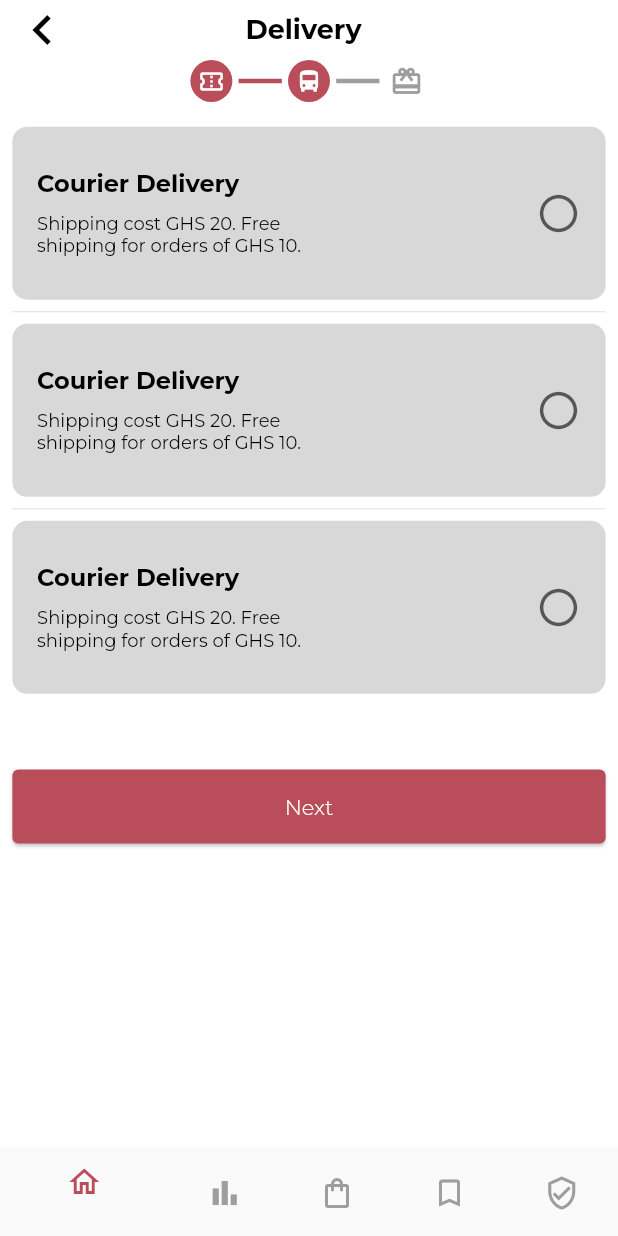
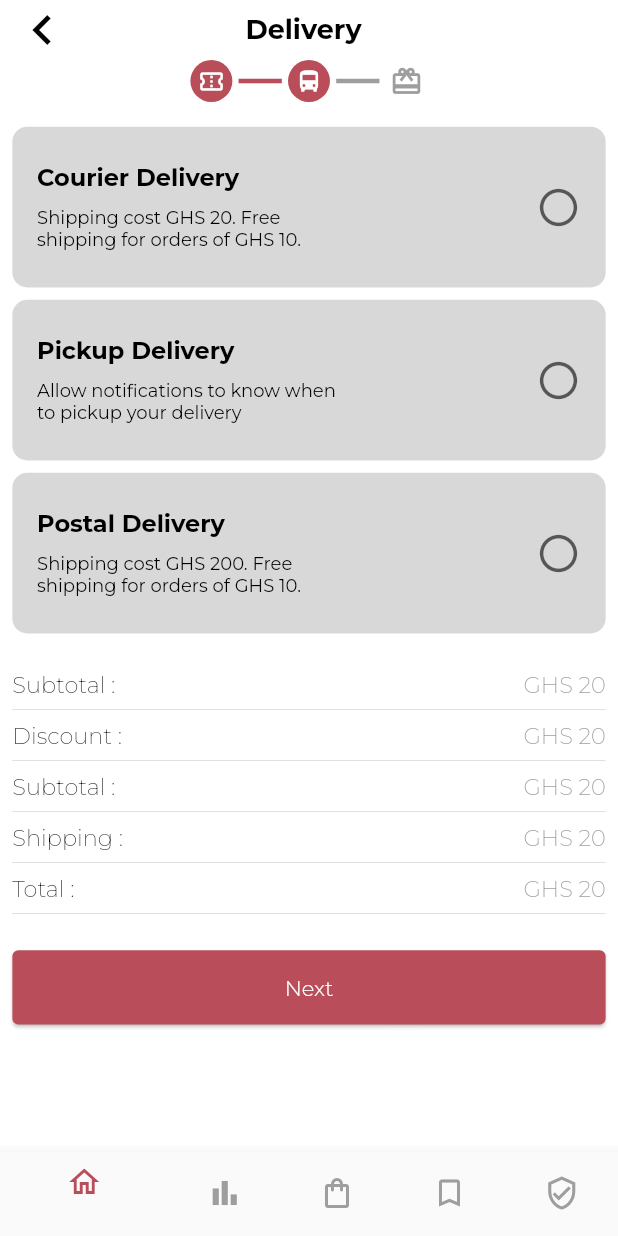
Before and after one commit to handuah/Book_Store_App_UI, a Flutter app: the Delivery screen opened directly, on a phone screen of 412 x 824 dp. Run offline on Flutter 3.47's test engine with Material 2 defaults, Android fonts, the phone set to English and light mode, and no system bars; our stand-ins replace google_fonts, hexcolor; network calls fail.

Commit message:
finished the delivery page

```diff
--- a/lib/screens/main_screens/delivery.dart
+++ b/lib/screens/main_screens/delivery.dart
@@ -29,10 +29,12 @@ class _DeliveryState extends State<Delivery> {
               _TopBar(),
               _StepperIcons(),
               SizedBox(height: screenHeight * 0.02),
-              _DeliveryList(),
+              const _DeliveryList(),
               // _SubTotalCard(),
               SizedBox(height: screenHeight * 0.02),
-              _NextPageBtn(),
+              const _SubtotalList(),
+              SizedBox(height: screenHeight * 0.02),
+              const _NextPageBtn(),
             ],
           ),
         ),
@@ -139,67 +141,6 @@ class _StepperIcons extends StatelessWidget {
   }
 }
 
-class _SubTotalCard extends StatelessWidget {
-  // const _SubTotalCard({Key? key}) : super(key: key);
-
-  @override
-  Widget build(BuildContext context) {
-    double screenHeight = MediaQuery.of(context).size.height;
-    double screenWidth = MediaQuery.of(context).size.width;
-    return GestureDetector(
-      child: Container(
-        width: screenWidth,
-        height: screenHeight * 0.14,
-        decoration: BoxDecoration(
-          color: BookFanColors.gray.withOpacity(0.4),
-          borderRadius: BorderRadius.circular(10.0),
-        ),
-        child: Padding(
-          padding: EdgeInsets.symmetric(horizontal: screenWidth * 0.04),
-          child: Row(
-            mainAxisAlignment: MainAxisAlignment.spaceBetween,
-            crossAxisAlignment: CrossAxisAlignment.center,
-            children: [
-              Column(
-                mainAxisAlignment: MainAxisAlignment.center,
-                crossAxisAlignment: CrossAxisAlignment.start,
-                children: [
-                  Text(
-                    'Courier Delivery',
-                    style: BookTextStyle.bodyTextBlk.copyWith(
-                        color: BookFanColors.dark,
-                        fontSize: 16.0,
-                        fontWeight: FontWeight.bold),
-                  ),
-                  SizedBox(
-                    height: screenHeight * 0.01,
-                  ),
-                  SizedBox(
-                    width: screenWidth * 0.5,
-                    child: Text(
-                      'Shipping cost GHS 20. Free shipping for orders of GHS 10.',
-                      overflow: TextOverflow.clip,
-                      style: BookTextStyle.bodyTextBlk
-                          .copyWith(color: BookFanColors.dark, fontSize: 12.0),
-                    ),
-                  ),
-                ],
-              ),
-              GestureDetector(
-                child: Icon(
-                  Icons.circle_outlined,
-                  color: BookFanColors.dark.withOpacity(0.6),
-                  size: 30.0,
-                ),
-              ),
-            ],
-          ),
-        ),
-      ),
-    );
-  }
-}
-
 class _NextPageBtn extends StatefulWidget {
   const _NextPageBtn({Key? key}) : super(key: key);
 
@@ -247,26 +188,46 @@ class _DeliveryList extends StatefulWidget {
 }
 
 class __DeliveryListState extends State<_DeliveryList> {
+  List<Map<String, dynamic>>? deliveryCards = [
+    {
+      'deliveryType': 'Courier Delivery',
+      'details': 'Shipping cost GHS 20. Free shipping for orders of GHS 10.',
+      'select': false,
+      'button_index': 1
+    },
+    {
+      'deliveryType': 'Pickup Delivery',
+      'details': 'Allow notifications to know when to pickup your delivery',
+      'select': false,
+      'button_index': 1
+    },
+    {
+      'deliveryType': 'Postal Delivery',
+      'details': 'Shipping cost GHS 200. Free shipping for orders of GHS 10.',
+      'select': false,
+      'button_index': 1
+    },
+  ];
   @override
   Widget build(BuildContext context) {
     double screenHeight = MediaQuery.of(context).size.height;
     double screenWidth = MediaQuery.of(context).size.width;
-    return Container(
-      height: screenHeight * 0.5,
-      width: screenWidth,
-      color: Colors.white,
-      child: ListView.separated(
-          itemBuilder: (context, index) {
-            return GestureDetector(
+    return Column(
+      children: [
+        ...deliveryCards!
+            .map(
+              (cards) => [
+                GestureDetector(
                   child: Container(
                     width: screenWidth,
-                height: screenHeight * 0.14,
+                    height: screenHeight * 0.13,
                     decoration: BoxDecoration(
                       color: BookFanColors.gray.withOpacity(0.4),
                       borderRadius: BorderRadius.circular(10.0),
                     ),
                     child: Padding(
-                  padding: EdgeInsets.symmetric(horizontal: screenWidth * 0.04),
+                      padding:
+                          EdgeInsets.symmetric(horizontal: screenWidth * 0.04),
                       child: Row(
                         mainAxisAlignment: MainAxisAlignment.spaceBetween,
                         crossAxisAlignment: CrossAxisAlignment.center,
@@ -276,7 +237,8 @@ class __DeliveryListState extends State<_DeliveryList> {
                             crossAxisAlignment: CrossAxisAlignment.start,
                             children: [
                               Text(
-                            'Courier Delivery',
+                                cards['deliveryType'] ?? '',
+                                // 'Courier Delivery',
                                 style: BookTextStyle.bodyTextBlk.copyWith(
                                     color: BookFanColors.dark,
                                     fontSize: 16.0,
@@ -288,10 +250,12 @@ class __DeliveryListState extends State<_DeliveryList> {
                               SizedBox(
                                 width: screenWidth * 0.5,
                                 child: Text(
-                              'Shipping cost GHS 20. Free shipping for orders of GHS 10.',
+                                  cards['details'] ?? '',
+                                  // 'Shipping cost GHS 20. Free shipping for orders of GHS 10.',
                                   overflow: TextOverflow.clip,
                                   style: BookTextStyle.bodyTextBlk.copyWith(
-                                  color: BookFanColors.dark, fontSize: 12.0),
+                                      color: BookFanColors.dark,
+                                      fontSize: 12.0),
                                 ),
                               ),
                             ],
@@ -307,10 +271,76 @@ class __DeliveryListState extends State<_DeliveryList> {
                       ),
                     ),
                   ),
+                ),
+                SizedBox(
+                  height: screenHeight * 0.01,
+                ),
+              ],
+            )
+            .expand((element) => element)
+            .toList()
+      ],
     );
+    // );
+  }
+}
+
+class _SubtotalList extends StatelessWidget {
+  const _SubtotalList({Key? key}) : super(key: key);
+
+  @override
+  Widget build(BuildContext context) {
+    List<Map<String, dynamic>>? totalList = [
+      {
+        'description': 'Subtotal',
+        'amount': 'GHS 20',
       },
-          separatorBuilder: (context, index) => Divider(),
-          itemCount: 3),
+      {
+        'description': 'Discount',
+        'amount': 'GHS 20',
+      },
+      {
+        'description': 'Subtotal',
+        'amount': 'GHS 20',
+      },
+      {
+        'description': 'Shipping',
+        'amount': 'GHS 20',
+      },
+      {
+        'description': 'Total',
+        'amount': 'GHS 20',
+      },
+    ];
+    return Column(
+      children: [
+        ...totalList
+            .map(
+              (list) => [
+                Row(
+                  mainAxisAlignment: MainAxisAlignment.spaceBetween,
+                  crossAxisAlignment: CrossAxisAlignment.center,
+                  children: [
+                    Text(
+                      "${list['description']} :",
+                      style: BookTextStyle.heading_3.copyWith(
+                          fontSize: 15.0, fontWeight: FontWeight.w200),
+                    ),
+                    Text(
+                      list['amount'],
+                      style: BookTextStyle.heading_3.copyWith(
+                          fontSize: 15.0,
+                          fontWeight: FontWeight.w200,
+                          color: BookFanColors.gray),
+                    ),
+                  ],
+                ),
+                Divider(),
+              ],
+            )
+            .expand((element) => element)
+            .toList()
+      ],
     );
   }
 }
```
Lines whose indentation alone changed are shown as unchanged.
